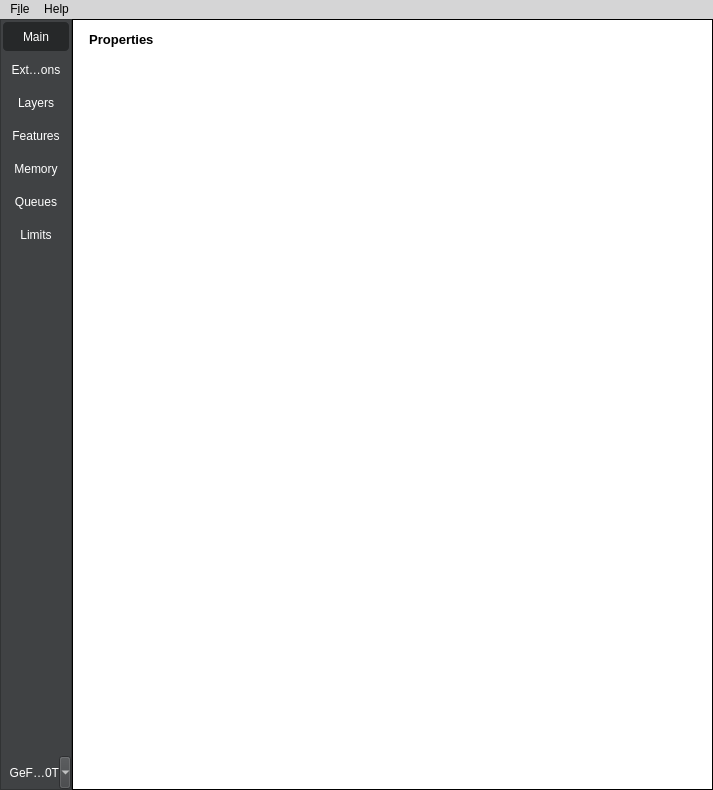
Above: src/vk_capabilities_main_window.ui from kuumies/vulkan_capabilities before the change. Below: the same form after it.
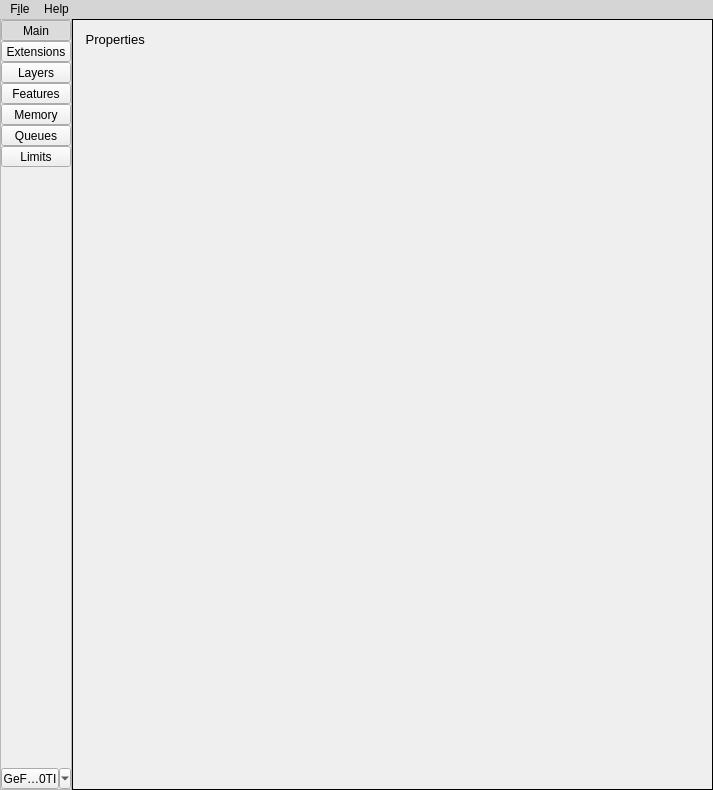
That is the form after the change. The open tabs and pages were chosen to show the change. Icons and pictures are not drawn.

Patch:
```diff
--- a/src/vk_capabilities_main_window.ui
+++ b/src/vk_capabilities_main_window.ui
@@ -62,7 +62,7 @@
         <item>
          <widget class="QFrame" name="sideFrame">
           <property name="styleSheet">
-           <string notr="true">background-color: rgb(64, 66, 68);</string>
+           <string notr="true"/>
           </property>
           <property name="frameShape">
            <enum>QFrame::StyledPanel</enum>
@@ -100,21 +100,7 @@
               </font>
              </property>
              <property name="styleSheet">
-              <string notr="true">QToolButton
-{
-color: white;
-border: 2px solid rgb(64, 66, 68);
-border-radius: 6px;
-background-color: rgb(64, 66, 68);
- padding: 6px;
-}
-
-QToolButton:checked 
-{
-	color: white;
-    background-color: rgb(38, 40, 41);
- padding: 6px;
-}</string>
+              <string notr="true"/>
              </property>
              <property name="text">
               <string>Main</string>
@@ -157,21 +143,7 @@
               </font>
              </property>
              <property name="styleSheet">
-              <string notr="true">QToolButton
-{
-color: white;
-border: 2px solid rgb(64, 66, 68);
-border-radius: 6px;
-background-color: rgb(64, 66, 68);
- padding: 6px;
-}
-
-QToolButton:checked 
-{
-	color: white;
-    background-color: rgb(38, 40, 41);
- padding: 6px;
-}</string>
+              <string notr="true"/>
              </property>
              <property name="text">
               <string>Extensions</string>
@@ -211,21 +183,7 @@
               </font>
              </property>
              <property name="styleSheet">
-              <string notr="true">QToolButton
-{
-color: white;
-border: 2px solid rgb(64, 66, 68);
-border-radius: 6px;
-background-color: rgb(64, 66, 68);
- padding: 6px;
-}
-
-QToolButton:checked 
-{
-	color: white;
-    background-color: rgb(38, 40, 41);
- padding: 6px;
-}</string>
+              <string notr="true"/>
              </property>
              <property name="text">
               <string>Layers</string>
@@ -265,21 +223,7 @@
               </font>
              </property>
              <property name="styleSheet">
-              <string notr="true">QToolButton
-{
-color: white;
-border: 2px solid rgb(64, 66, 68);
-border-radius: 6px;
-background-color: rgb(64, 66, 68);
- padding: 6px;
-}
-
-QToolButton:checked 
-{
-	color: white;
-    background-color: rgb(38, 40, 41);
- padding: 6px;
-}</string>
+              <string notr="true"/>
              </property>
              <property name="text">
               <string>Features</string>
@@ -319,21 +263,7 @@
               </font>
              </property>
              <property name="styleSheet">
-              <string notr="true">QToolButton
-{
-color: white;
-border: 2px solid rgb(64, 66, 68);
-border-radius: 6px;
-background-color: rgb(64, 66, 68);
- padding: 6px;
-}
-
-QToolButton:checked 
-{
-	color: white;
-    background-color: rgb(38, 40, 41);
- padding: 6px;
-}</string>
+              <string notr="true"/>
              </property>
              <property name="text">
               <string>Memory</string>
@@ -373,21 +303,7 @@
               </font>
              </property>
              <property name="styleSheet">
-              <string notr="true">QToolButton
-{
-color: white;
-border: 2px solid rgb(64, 66, 68);
-border-radius: 6px;
-background-color: rgb(64, 66, 68);
- padding: 6px;
-}
-
-QToolButton:checked 
-{
-	color: white;
-    background-color: rgb(38, 40, 41);
- padding: 6px;
-}</string>
+              <string notr="true"/>
              </property>
              <property name="text">
               <string>Queues</string>
@@ -427,21 +343,7 @@
               </font>
              </property>
              <property name="styleSheet">
-              <string notr="true">QToolButton
-{
-color: white;
-border: 2px solid rgb(64, 66, 68);
-border-radius: 6px;
-background-color: rgb(64, 66, 68);
- padding: 6px;
-}
-
-QToolButton:checked 
-{
-	color: white;
-    background-color: rgb(38, 40, 41);
- padding: 6px;
-}</string>
+              <string notr="true"/>
              </property>
              <property name="text">
               <string>Limits</string>
@@ -494,21 +396,7 @@
               </font>
              </property>
              <property name="styleSheet">
-              <string notr="true">QToolButton
-{
-color: white;
-border: 2px solid rgb(64, 66, 68);
-border-radius: 6px;
-background-color: rgb(64, 66, 68);
- padding: 6px;
-}
-
-QToolButton:checked 
-{
-	color: white;
-    background-color: rgb(38, 40, 41);
- padding: 6px;
-}</string>
+              <string notr="true"/>
              </property>
              <property name="text">
               <string>GeF...080TI</string>
@@ -546,8 +434,7 @@
         <item>
          <widget class="QFrame" name="capabilitiesStackedWidgetFrame">
           <property name="styleSheet">
-           <string notr="true">background-color: rgb(255, 255, 255);
-</string>
+           <string notr="true"/>
           </property>
           <property name="frameShape">
            <enum>QFrame::Box</enum>
@@ -586,12 +473,19 @@
                     <font>
                      <family>Segoe UI</family>
                      <pointsize>10</pointsize>
-                     <weight>75</weight>
-                     <bold>true</bold>
+                     <weight>50</weight>
+                     <italic>false</italic>
+                     <bold>false</bold>
                     </font>
                    </property>
+                   <property name="styleSheet">
+                    <string notr="true"/>
+                   </property>
                    <property name="text">
-                    <string>  Properties</string>
+                    <string> Properties</string>
+                   </property>
+                   <property name="headerLabel" stdset="0">
+                    <bool>true</bool>
                    </property>
                   </widget>
                  </item>
```
Left out of the diff: 61 changed lines with no effect on the pictures.
